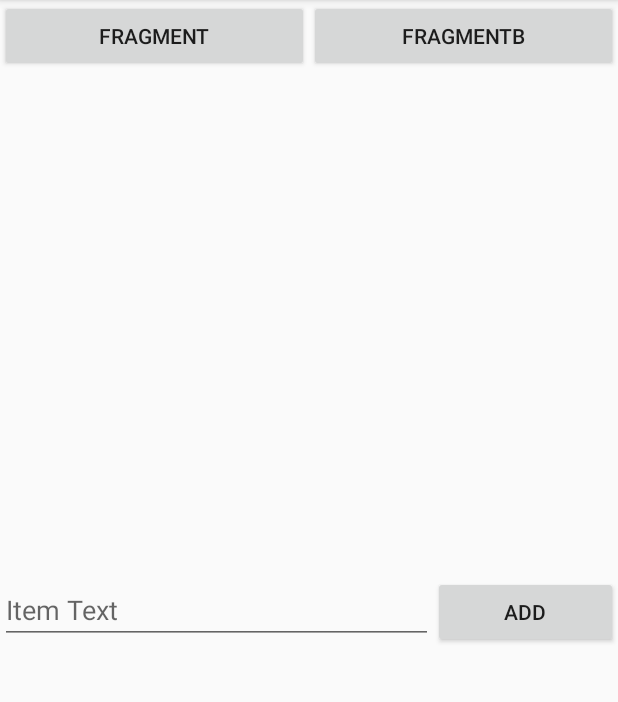
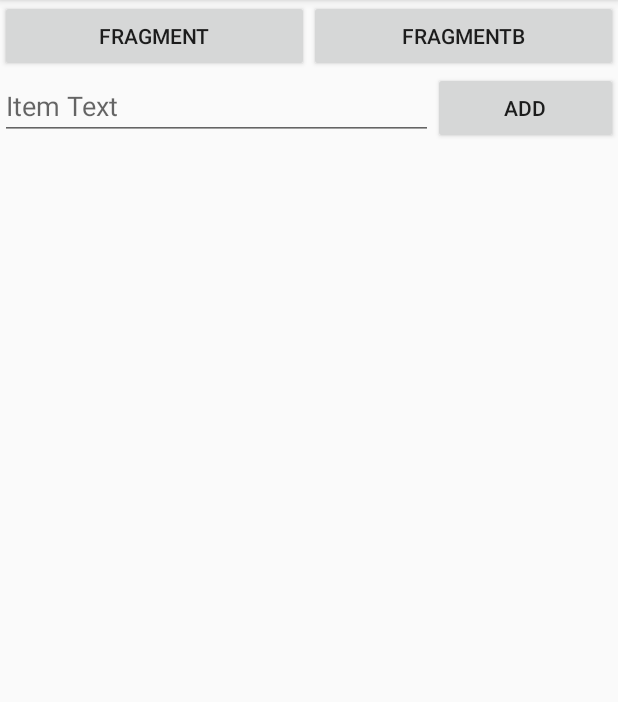
Before and after one commit to rayomundoperalta/mod4Clase2, an Android app: the ActivityDetail screen opened directly, with no data from a screen before it, after a tap on "FRAGMENTB", on a phone screen of 412 x 824 dp, the part 84-786 px from its top. Run offline under Robolectric (Android 15) with nearby library versions, the phone set to English and light mode, and no system bars; 1 statement that could not run was skipped.

```diff
--- a/app/src/main/java/mx/peta/clase2/ActivityDetail.java
+++ b/app/src/main/java/mx/peta/clase2/ActivityDetail.java
@@ -41,7 +41,8 @@ public class ActivityDetail extends AppCompatActivity implements View.OnClickLis
     }
 
     private void changeFragmentB() {
-        FragmentList f = new FragmentList();
-        getFragmentManager().beginTransaction().replace(R.id.fragment_xml,f).commit();
+        getFragmentManager().beginTransaction().replace(R.id.fragmentHolder, new FragmentList()).commit();
+        // FragmentList f = new FragmentList();
+        //getFragmentManager().beginTransaction().replace(R.id.fragment_xml,f).commit();
     }
 }
--- a/app/src/main/res/layout/activity_detail.xml
+++ b/app/src/main/res/layout/activity_detail.xml
@@ -30,10 +30,12 @@
             android:id="@+id/fragmentHolder"
             android:layout_width="match_parent"
             android:layout_height="wrap_content"/>
+        <!--
         <FrameLayout
             android:layout_weight="1"
             android:id="@+id/fragment_xml"
             android:layout_width="match_parent"
             android:layout_height="wrap_content"></FrameLayout>
+            -->
     </LinearLayout>
 </LinearLayout>
```
